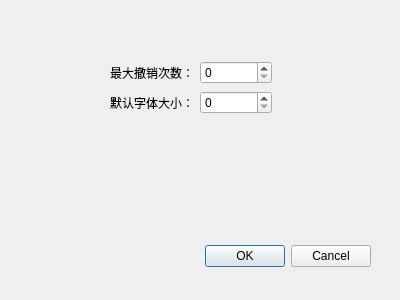
This is settingdlg.ui in DiscreteTom/MiniWord as Qt 5 draws it before an edit. The edited form follows.
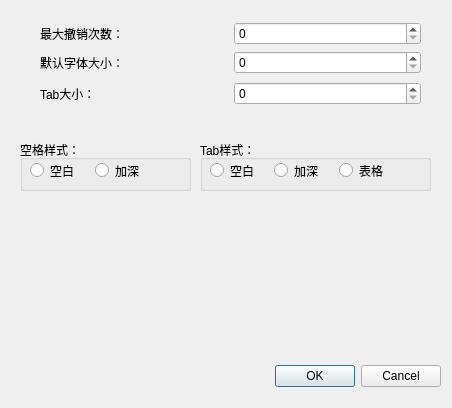
This is the edited form.

What changed in the file:
```diff
--- a/settingdlg.ui
+++ b/settingdlg.ui
@@ -6,8 +6,8 @@
    <rect>
     <x>0</x>
     <y>0</y>
-    <width>400</width>
-    <height>300</height>
+    <width>452</width>
+    <height>408</height>
    </rect>
   </property>
   <property name="windowTitle">
@@ -16,8 +16,8 @@
   <widget class="QDialogButtonBox" name="buttonBox">
    <property name="geometry">
     <rect>
-     <x>30</x>
-     <y>240</y>
+     <x>100</x>
+     <y>360</y>
      <width>341</width>
      <height>32</height>
     </rect>
@@ -29,41 +29,165 @@
     <set>QDialogButtonBox::Cancel|QDialogButtonBox::Ok</set>
    </property>
   </widget>
+  <widget class="QGroupBox" name="groupBox">
+   <property name="geometry">
+    <rect>
+     <x>20</x>
+     <y>140</y>
+     <width>171</width>
+     <height>51</height>
+    </rect>
+   </property>
+   <property name="title">
+    <string>空格样式：</string>
+   </property>
+   <widget class="QWidget" name="">
+    <property name="geometry">
+     <rect>
+      <x>10</x>
+      <y>20</y>
+      <width>123</width>
+      <height>21</height>
+     </rect>
+    </property>
+    <layout class="QHBoxLayout" name="horizontalLayout_6">
+     <item>
+      <widget class="QRadioButton" name="spaceStyle1Rdo">
+       <property name="text">
+        <string>空白</string>
+       </property>
+       <property name="autoExclusive">
+        <bool>true</bool>
+       </property>
+      </widget>
+     </item>
+     <item>
+      <widget class="QRadioButton" name="spaceStyle2Rdo">
+       <property name="text">
+        <string>加深</string>
+       </property>
+       <property name="autoExclusive">
+        <bool>true</bool>
+       </property>
+      </widget>
+     </item>
+    </layout>
+   </widget>
+   <zorder>spaceStyle1Rdo</zorder>
+   <zorder>spaceStyle2Rdo</zorder>
+   <zorder></zorder>
+  </widget>
+  <widget class="QGroupBox" name="groupBox_2">
+   <property name="geometry">
+    <rect>
+     <x>200</x>
+     <y>140</y>
+     <width>231</width>
+     <height>51</height>
+    </rect>
+   </property>
+   <property name="title">
+    <string>Tab样式：</string>
+   </property>
+   <widget class="QWidget" name="">
+    <property name="geometry">
+     <rect>
+      <x>10</x>
+      <y>20</y>
+      <width>187</width>
+      <height>21</height>
+     </rect>
+    </property>
+    <layout class="QHBoxLayout" name="horizontalLayout_5">
+     <item>
+      <widget class="QRadioButton" name="tabStyle1Rdo">
+       <property name="text">
+        <string>空白</string>
+       </property>
+       <property name="autoExclusive">
+        <bool>true</bool>
+       </property>
+      </widget>
+     </item>
+     <item>
+      <widget class="QRadioButton" name="tabStyle2Rdo">
+       <property name="text">
+        <string>加深</string>
+       </property>
+       <property name="autoExclusive">
+        <bool>true</bool>
+       </property>
+      </widget>
+     </item>
+     <item>
+      <widget class="QRadioButton" name="tabStyle3Rdo">
+       <property name="text">
+        <string>表格</string>
+       </property>
+       <property name="autoExclusive">
+        <bool>true</bool>
+       </property>
+      </widget>
+     </item>
+    </layout>
+   </widget>
+   <zorder></zorder>
+   <zorder>tabStyle3Rdo</zorder>
+   <zorder></zorder>
+  </widget>
   <widget class="QWidget" name="">
    <property name="geometry">
     <rect>
-     <x>110</x>
-     <y>60</y>
-     <width>162</width>
-     <height>55</height>
+     <x>40</x>
+     <y>20</y>
+     <width>381</width>
+     <height>87</height>
     </rect>
    </property>
-   <layout class="QVBoxLayout" name="verticalLayout">
+   <layout class="QVBoxLayout" name="verticalLayout_2">
     <item>
-     <layout class="QHBoxLayout" name="horizontalLayout_2">
+     <layout class="QVBoxLayout" name="verticalLayout">
       <item>
-       <widget class="QLabel" name="label_2">
-        <property name="text">
-         <string>最大撤销次数：</string>
-        </property>
-       </widget>
+       <layout class="QHBoxLayout" name="horizontalLayout_2">
+        <item>
+         <widget class="QLabel" name="label_2">
+          <property name="text">
+           <string>最大撤销次数：</string>
+          </property>
+         </widget>
+        </item>
+        <item>
+         <widget class="QSpinBox" name="maxUndoTimeSb"/>
+        </item>
+       </layout>
       </item>
       <item>
-       <widget class="QSpinBox" name="maxUndoTimeSb"/>
+       <layout class="QHBoxLayout" name="horizontalLayout">
+        <item>
+         <widget class="QLabel" name="label">
+          <property name="text">
+           <string>默认字体大小：</string>
+          </property>
+         </widget>
+        </item>
+        <item>
+         <widget class="QSpinBox" name="defaultFontSizeSb"/>
+        </item>
+       </layout>
       </item>
      </layout>
     </item>
     <item>
-     <layout class="QHBoxLayout" name="horizontalLayout">
+     <layout class="QHBoxLayout" name="horizontalLayout_4">
       <item>
-       <widget class="QLabel" name="label">
+       <widget class="QLabel" name="label_4">
         <property name="text">
-         <string>默认字体大小：</string>
+         <string>Tab大小：</string>
         </property>
        </widget>
       </item>
       <item>
-       <widget class="QSpinBox" name="defaultFontSizeSb"/>
+       <widget class="QSpinBox" name="tabSizeSb"/>
       </item>
      </layout>
     </item>
```
Left out of the diff: 15 changed lines with no effect on the pictures.
